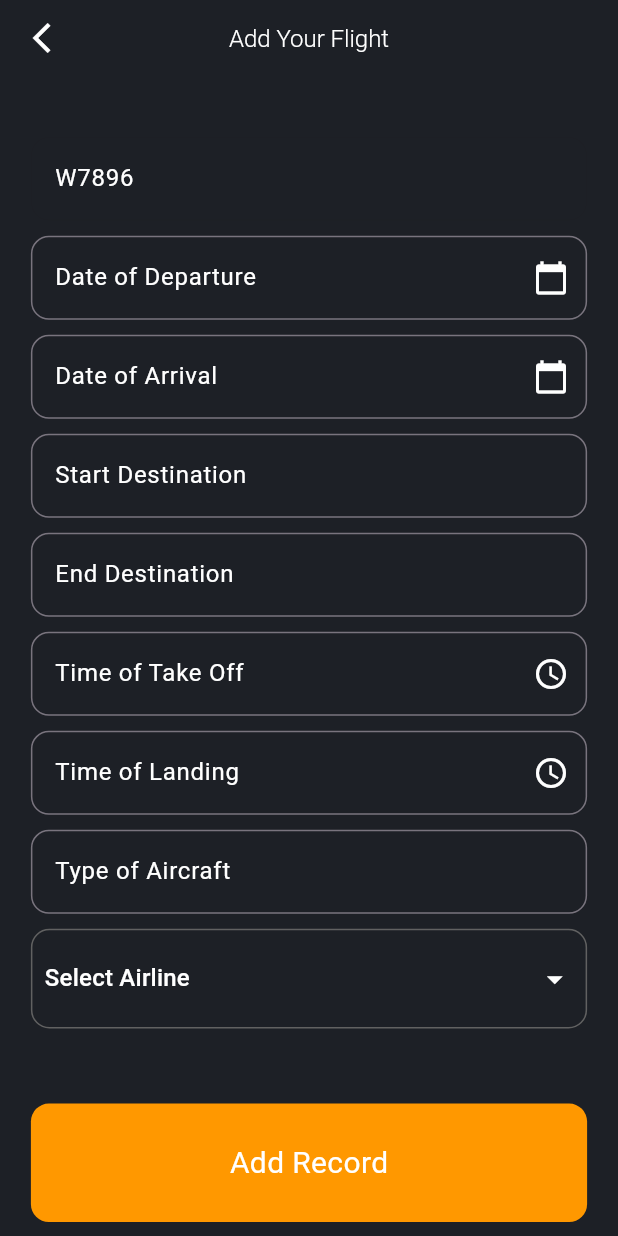
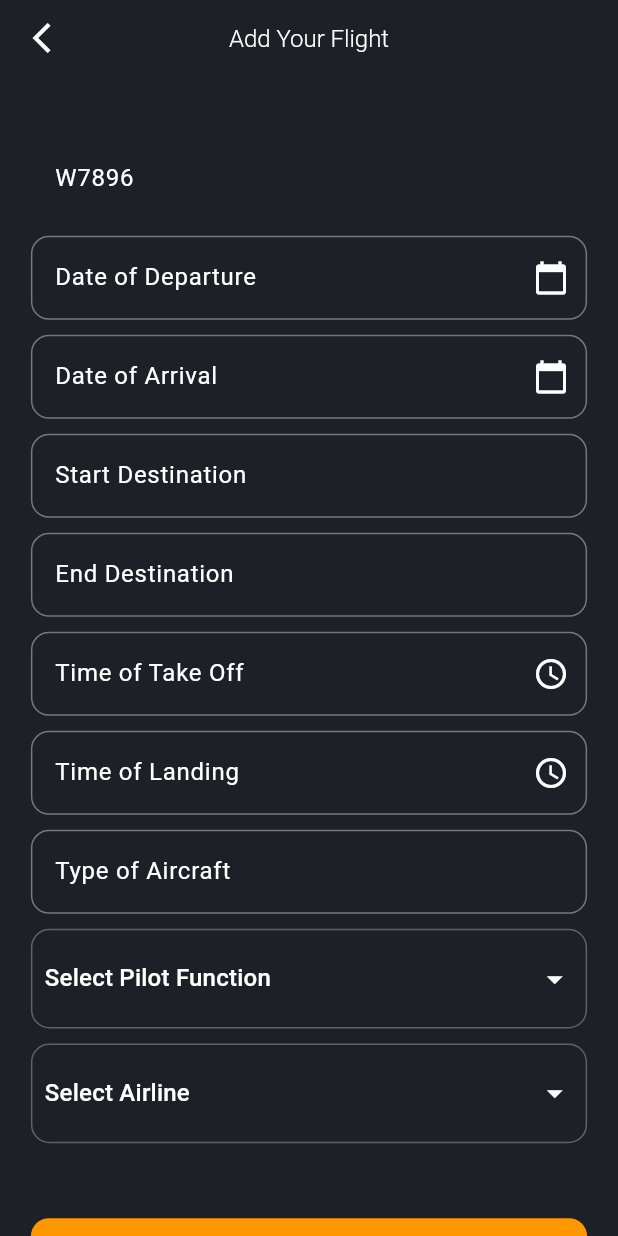
Before and after one commit to janfelber/SkyJournal, a Flutter app: the AddFlightPage screen opened directly, on a phone screen of 412 x 824 dp. Run offline on Flutter 3.47's test engine with Material 3 defaults, Android fonts, the phone set to English and light mode, and no system bars; our stand-ins replace cloud_firestore, firebase_auth, firebase_core, flutter_local_notifications, flutter_svg, geocoding and 7 more; missing offline and left inert: geodesy, maps_curved_line; accounts and stored records are empty; project files that could hold a hidden picture were left out.

Commit message:
pilot function
Added option to choose pilot function when user is adding flight log

```diff
--- a/sky_journal/lib/database/firestore.dart
+++ b/sky_journal/lib/database/firestore.dart
@@ -117,6 +117,7 @@ class FirestoreDatabase {
     String numbersOfPassengers,
     String avgSpeed,
     String typeOfAircraft,
+    String pilotFunction,
   ) {
     return flights.add({
       'UserEmail': user!.email,
@@ -131,6 +132,7 @@ class FirestoreDatabase {
       'NumberOfPassangers': numbersOfPassengers,
       'AvarageSpeed': avgSpeed,
       'TypeOfAircraft': typeOfAircraft,
+      'PilotFunction': pilotFunction,
       'TimeStamp': Timestamp.now(),
     });
   }
--- a/sky_journal/lib/module/flight_module/addflight_page.dart
+++ b/sky_journal/lib/module/flight_module/addflight_page.dart
@@ -39,7 +39,16 @@ class _AddFlightPageState extends State<AddFlightPage> {
     'Wizz Air',
   ];
 
+  final pilotFunctions = [
+    'Pilot In Command',
+    'Co-Pilot',
+    'Dual',
+    'Instructor',
+  ];
+
   String? selectedAirline;
+
+  String? selectedPilotFunction;
 
   final FirestoreDatabase database = FirestoreDatabase();
 
@@ -66,10 +75,8 @@ class _AddFlightPageState extends State<AddFlightPage> {
   final TextEditingController _typeOfAircraftController =
       TextEditingController();
 
-  void _handleAirlineSelection(String selectedAirline) {
-    print('Selected Airline: $selectedAirline');
-    // Tu by ste mohli vykonať ďalšie akcie na základe výberu leteckej spoločnosti
-  }
+  final TextEditingController _pilotFunctionController =
+      TextEditingController();
 
   void addFlightRecord() {
     //only add flight record if there is something in the text fields
@@ -90,6 +97,7 @@ class _AddFlightPageState extends State<AddFlightPage> {
       String timeOfLanding = _timeOfLandingController.text;
       String airline = _airlineController.text;
       String typeOfAircraft = _typeOfAircraftController.text;
+      String pilotFunction = _pilotFunctionController.text;
       database.addFlight(
         flightNumber,
         startDate,
@@ -102,6 +110,7 @@ class _AddFlightPageState extends State<AddFlightPage> {
         numOfPassengers,
         avgSpeed,
         typeOfAircraft,
+        pilotFunction,
       );
     }
 
@@ -115,6 +124,7 @@ class _AddFlightPageState extends State<AddFlightPage> {
     _timeOfLandingController.clear();
     _airlineController.clear();
     _typeOfAircraftController.clear();
+    _pilotFunctionController.clear();
 
     //go back to the previous page
     Navigator.pop(context);
@@ -496,6 +506,48 @@ class _AddFlightPageState extends State<AddFlightPage> {
                   child: DropdownButtonHideUnderline(
                     child: DropdownButton<String>(
                       isExpanded: true,
+                      value: selectedPilotFunction,
+                      dropdownColor: PopUp,
+                      icon: const Icon(
+                        Icons.arrow_drop_down,
+                        color: Colors.white,
+                      ),
+                      iconSize: screenSize.width * 0.06,
+                      hint: Text(
+                        'Select Pilot Function',
+                        style: TextStyle(color: Colors.white),
+                      ),
+                      items: pilotFunctions
+                          .map(buildMenuItemPilotFunctions)
+                          .toList(),
+                      onChanged: (value) {
+                        setState(() {
+                          selectedPilotFunction = value;
+                          _pilotFunctionController.text =
+                              selectedPilotFunction!;
+                        });
+                      },
+                    ),
+                  ),
+                ),
+                SizedBox(
+                  height: 10.0,
+                ),
+                Container(
+                  padding: EdgeInsets.symmetric(
+                    horizontal: screenSize.width *
+                        0.02, // Adjust the horizontal padding
+                    vertical:
+                        screenSize.height * 0.01, // Adjust the vertical padding
+                  ),
+                  decoration: BoxDecoration(
+                    borderRadius: BorderRadius.circular(
+                        screenSize.width * 0.03), // Adjust the border radius
+                    border: Border.all(color: Colors.grey[700]!),
+                  ),
+                  child: DropdownButtonHideUnderline(
+                    child: DropdownButton<String>(
+                      isExpanded: true,
                       value: selectedAirline,
                       dropdownColor: PopUp,
                       icon: const Icon(
@@ -507,7 +559,7 @@ class _AddFlightPageState extends State<AddFlightPage> {
                         'Select Airline',
                         style: TextStyle(color: Colors.white),
                       ),
-                      items: airlines.map(buildMenuItem).toList(),
+                      items: airlines.map(buildMenuItemAirLines).toList(),
                       onChanged: (value) {
                         setState(() {
                           selectedAirline = value;
@@ -538,7 +590,8 @@ class _AddFlightPageState extends State<AddFlightPage> {
     );
   }
 
-  DropdownMenuItem<String> buildMenuItem(String item) => DropdownMenuItem(
+  DropdownMenuItem<String> buildMenuItemAirLines(String item) =>
+      DropdownMenuItem(
         value: item,
         child: Row(
           children: [
@@ -553,4 +606,51 @@ class _AddFlightPageState extends State<AddFlightPage> {
           ],
         ),
       );
+
+  DropdownMenuItem<String> buildMenuItemPilotFunctions(String item) =>
+      DropdownMenuItem(
+        value: item,
+        child: Row(
+          children: [
+            if (item == 'Pilot In Command') ...[
+              Container(
+                  height: 30,
+                  child: Image.asset('lib/icons/captain.png',
+                      color: Colors.white)),
+              SizedBox(width: 10),
+            ],
+            if (item == 'Co-Pilot') ...[
+              Container(
+                  height: 30,
+                  child: Image.asset('lib/icons/co-pilot.png',
+                      color: Colors.white)),
+              SizedBox(width: 10),
+            ],
+            if (item == 'Dual') ...[
+              Container(
+                  height: 30,
+                  child: Row(
+                    children: [
+                      Image.asset('lib/icons/co-pilot.png',
+                          color: Colors.white),
+                      Image.asset('lib/icons/co-pilot.png',
+                          color: Colors.white),
+                    ],
+                  )),
+              SizedBox(width: 10),
+            ],
+            if (item == 'Instructor') ...[
+              Container(
+                  height: 30,
+                  child: Image.asset('lib/icons/instructor.png',
+                      color: Colors.white)),
+              SizedBox(width: 10),
+            ],
+            Text(
+              item,
+              style: TextStyle(color: Colors.white),
+            ),
+          ],
+        ),
+      );
 }
--- a/sky_journal/lib/module/stats_module/stats_page.dart
+++ b/sky_journal/lib/module/stats_module/stats_page.dart
@@ -2,7 +2,6 @@
 
 import 'package:flutter/cupertino.dart';
 import 'package:flutter/material.dart';
-import 'package:flutter/widgets.dart';
 import 'package:google_fonts/google_fonts.dart';
 
 import '../../database/firestore.dart';
@@ -137,7 +136,11 @@ class _StatsState extends State<Stats> {
 
     getMostVisitedDestination().then((value) {
       setState(() {
+        if (value == '') {
+          mostVisitedDestination = 'No destination';
+        } else {
           mostVisitedDestination = value;
+        }
       });
     });
 
@@ -330,7 +333,8 @@ class _StatsState extends State<Stats> {
             ),
           ),
         ),
-        ));
+      ),
+    );
   }
 
   ListTile buildListTile(IconData icon, String title, String subtitle) {
--- a/sky_journal/pubspec.yaml
+++ b/sky_journal/pubspec.yaml
@@ -97,6 +97,7 @@ flutter:
     - assets/images/
     - assets/svg/
     - assets/airlines/
+    - lib/icons/
 
   # To add assets to your application, add an assets section, like this:
   # assets:
```
Also changed, not shown: sky_journal/lib/icons/captain.png (added), sky_journal/lib/icons/co-pilot.png (added), sky_journal/lib/icons/instructor.png (added), 1 other file. Lines whose indentation alone changed are shown as unchanged.
